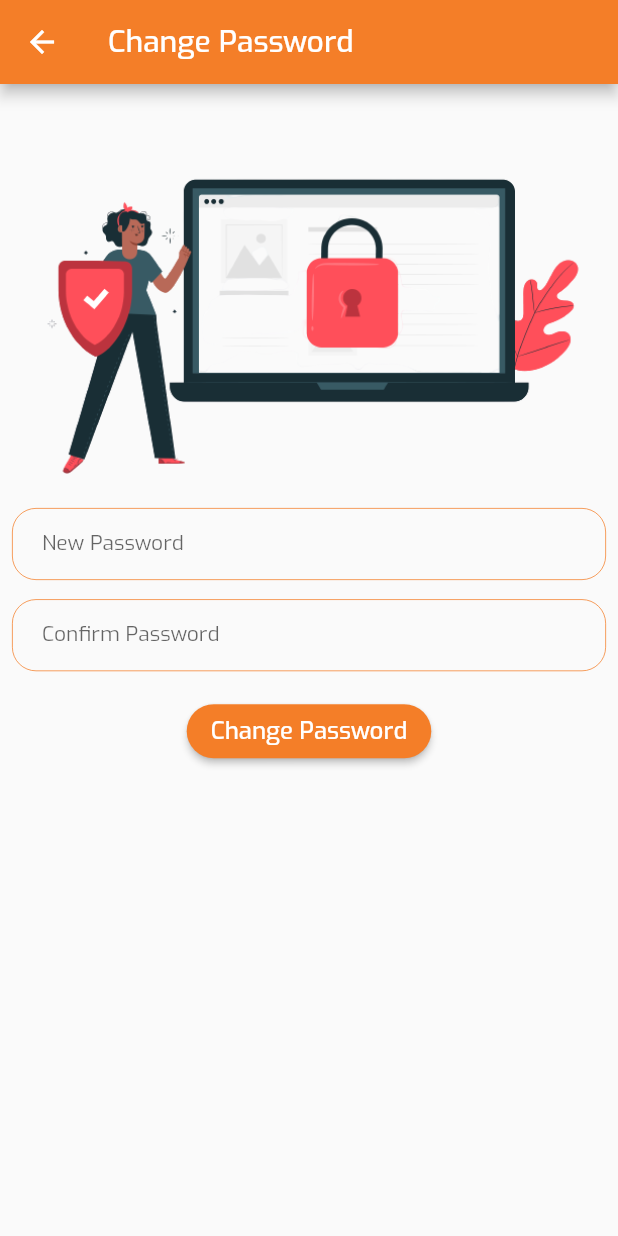
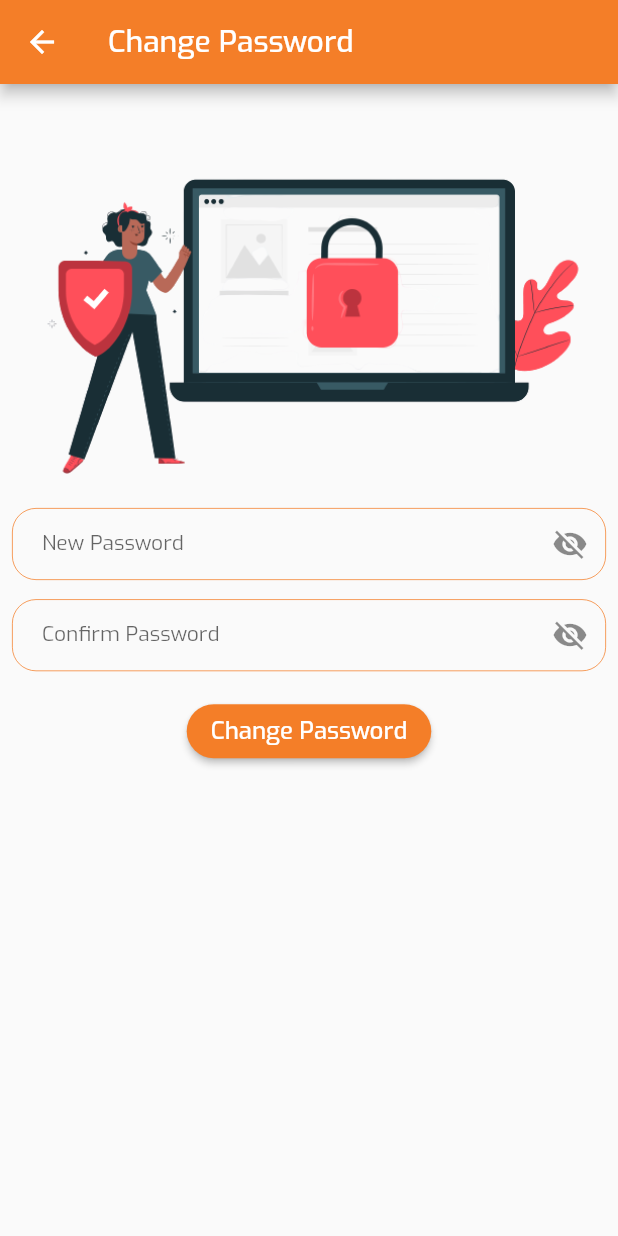
Before and after one commit to jesmin123/jobkaro-floormanager, a Flutter app: the ChangePasswordPage screen opened by its route, on a phone screen of 412 x 824 dp. Run offline on Flutter 3.47's test engine with Material 2 defaults, Android fonts, the phone set to English and light mode, and no system bars; our stand-ins replace cached_network_image, flutter_spinkit, fluttertoast, form_field_validator, line_awesome_icons, line_icons and 3 more; missing offline and left inert: flutter_greetings, slide_digital_clock, validated; accounts and stored records are empty.

Commit message:
Completed bugs 09/12/2020

```diff
--- a/lib/ui/pages/change_password.dart
+++ b/lib/ui/pages/change_password.dart
@@ -93,7 +93,10 @@ class _ChangePasswordPageState extends State<ChangePasswordPage> {
                         return null;
                       },
                       controller: _newPasswordController,
+                      obscureText: !userProvider.passwordToggle,
                       decoration: InputDecoration(
+                          suffixIcon: userProvider.passwordToggle?IconButton(icon: Icon(Icons.visibility), onPressed: (){userProvider.passwordToggle = false;},):
+                          IconButton(icon: Icon(Icons.visibility_off), onPressed: (){userProvider.passwordToggle = true;}),
                         focusedErrorBorder: OutlineInputBorder(
                           borderRadius: BorderRadius.circular(16),
                           borderSide:
@@ -122,6 +125,7 @@ class _ChangePasswordPageState extends State<ChangePasswordPage> {
                     ),
                     SizedBox(height: LINE_HEIGHT*0.8,),
                     TextFormField(
+                      obscureText: !userProvider.passwordToggle,
                       validator: (value){
                         if(value.isEmpty){
                           return 'Enter your new password';
@@ -133,6 +137,8 @@ class _ChangePasswordPageState extends State<ChangePasswordPage> {
                       },
                       controller: _conformPasswordController,
                       decoration: InputDecoration(
+                        suffixIcon: userProvider.passwordToggle?IconButton(icon: Icon(Icons.visibility), onPressed: (){userProvider.passwordToggle = false;},):
+                            IconButton(icon: Icon(Icons.visibility_off), onPressed: (){userProvider.passwordToggle = true;}),
                         focusedErrorBorder: OutlineInputBorder(
                           borderRadius: BorderRadius.circular(16),
                           borderSide:
```
